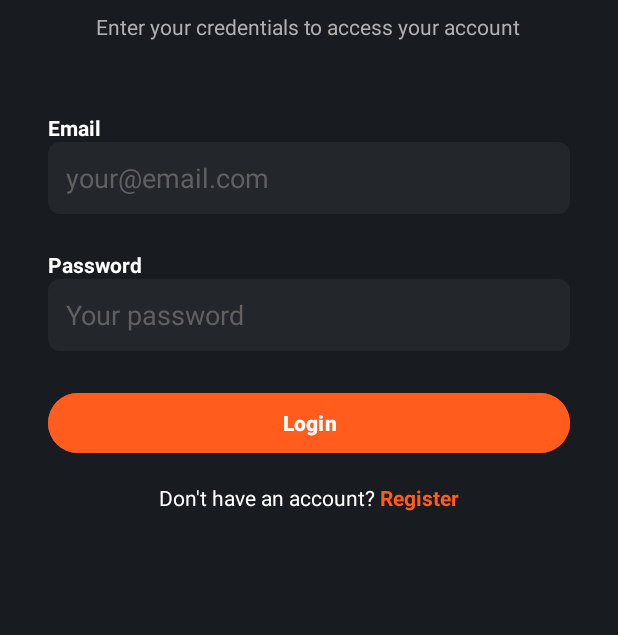
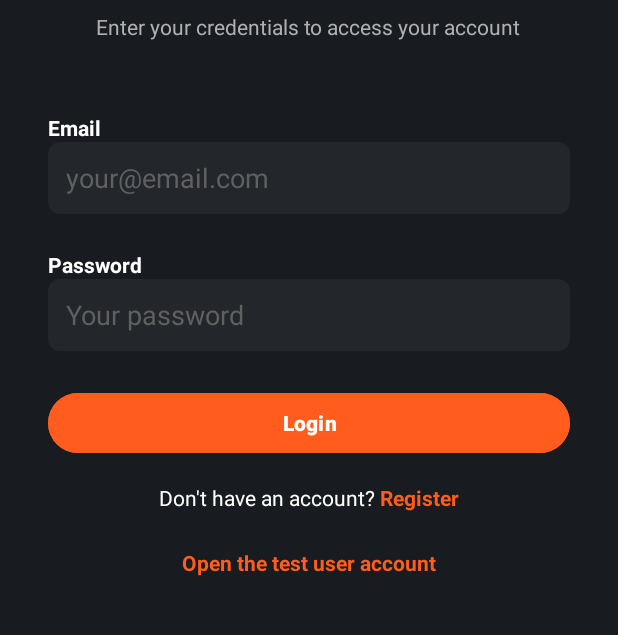
Before and after one commit to AshotHeadshot/SamsungCampusProjecttt, an Android app: the screen it shows after launch (LoginActivity), on a phone screen of 412 x 824 dp, the part 145-780 px from its top. Run offline under Robolectric (Android 15) with nearby library versions, the phone set to English and light mode, and no system bars; our stand-ins replace Firebase (no records; nobody signed in at launch, a user with empty details on screens opened directly).

Commit message:
Last Commit

```diff
--- a/app/src/main/java/com/example/gamearena/LoginActivity.java
+++ b/app/src/main/java/com/example/gamearena/LoginActivity.java
@@ -23,6 +23,7 @@ public class LoginActivity extends AppCompatActivity {
     private EditText emailInput, passwordInput;
     private Button loginButton;
     private TextView registerLink;
+    private TextView testUserLink;
     private FirebaseAuth mAuth; // ProgressBar removed, not in new layout
 
     @Override
@@ -36,9 +37,16 @@ public class LoginActivity extends AppCompatActivity {
         passwordInput = findViewById(R.id.password_input);
         loginButton = findViewById(R.id.login_button);
         registerLink = findViewById(R.id.register_link);
+        testUserLink = findViewById(R.id.test_user_link);
 
         loginButton.setOnClickListener(v -> userLogin());
         registerLink.setOnClickListener(v -> startActivity(new Intent(LoginActivity.this, RegisterActivity.class)));
+
+        testUserLink.setOnClickListener(v -> {
+            emailInput.setText("individualproject2025@gmail.com");
+            passwordInput.setText("Samsung2025");
+            userLogin();
+        });
     }
 
     private void userLogin() {
--- a/app/src/main/java/com/example/gamearena/UnrankedGamesFragment.java
+++ b/app/src/main/java/com/example/gamearena/UnrankedGamesFragment.java
@@ -30,9 +30,6 @@ public class UnrankedGamesFragment extends Fragment {
             intent.putExtra("EXTRA_PVP_MODE", true); // Enable PvP mode
             startActivity(intent);
         }));
-        games.add(new Game(R.drawable.word_scramble_logo, "Word Scramble", "Unscramble words as fast as you can.", () -> {
-            startActivity(new Intent(getActivity(), WordScrambleActivity.class));
-        }));
 
         games.add(new Game(R.drawable.fast_typing_logo, "Fast Typing Challenge", "Type words quickly and accurately.", () -> {
             startActivity(new Intent(getActivity(), FastTypingActivity.class));
--- a/app/src/main/java/com/example/gamearena/WordScrambleActivity.java
+++ b/app/src/main/java/com/example/gamearena/WordScrambleActivity.java
@@ -1,4 +1,4 @@
-package com.example.gamearena;
+// DELETED
 
 import android.content.Context;
 import android.os.Bundle;
--- a/app/src/main/res/layout/activity_login.xml
+++ b/app/src/main/res/layout/activity_login.xml
@@ -110,4 +110,18 @@
             android:textSize="14sp"/>
     </LinearLayout>
 
+    <TextView
+        android:id="@+id/test_user_link"
+        android:layout_width="wrap_content"
+        android:layout_height="wrap_content"
+        android:text="Open the test user account"
+        android:textColor="#FF5C1D"
+        android:textStyle="bold"
+        android:textSize="14sp"
+        android:gravity="center"
+        android:layout_gravity="center_horizontal"
+        android:layout_marginTop="24dp"
+        android:clickable="true"
+        android:focusable="true"/>
+
 </LinearLayout>
```
Also changed, not shown: app/src/main/java/com/example/gamearena/PointManager.java (+108 -5 lines), app/src/main/java/com/example/gamearena/ProfileFragment.java (+49 -26 lines), app/src/main/java/com/example/gamearena/WordScrambleGameView.java (+2 -5 lines).
